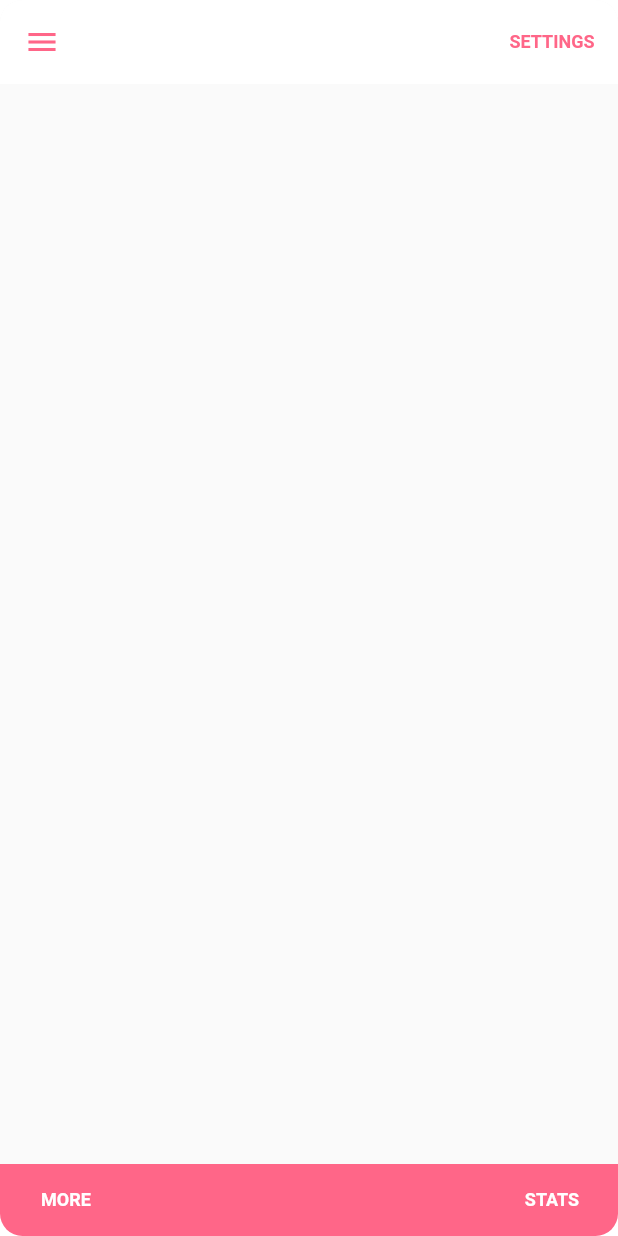
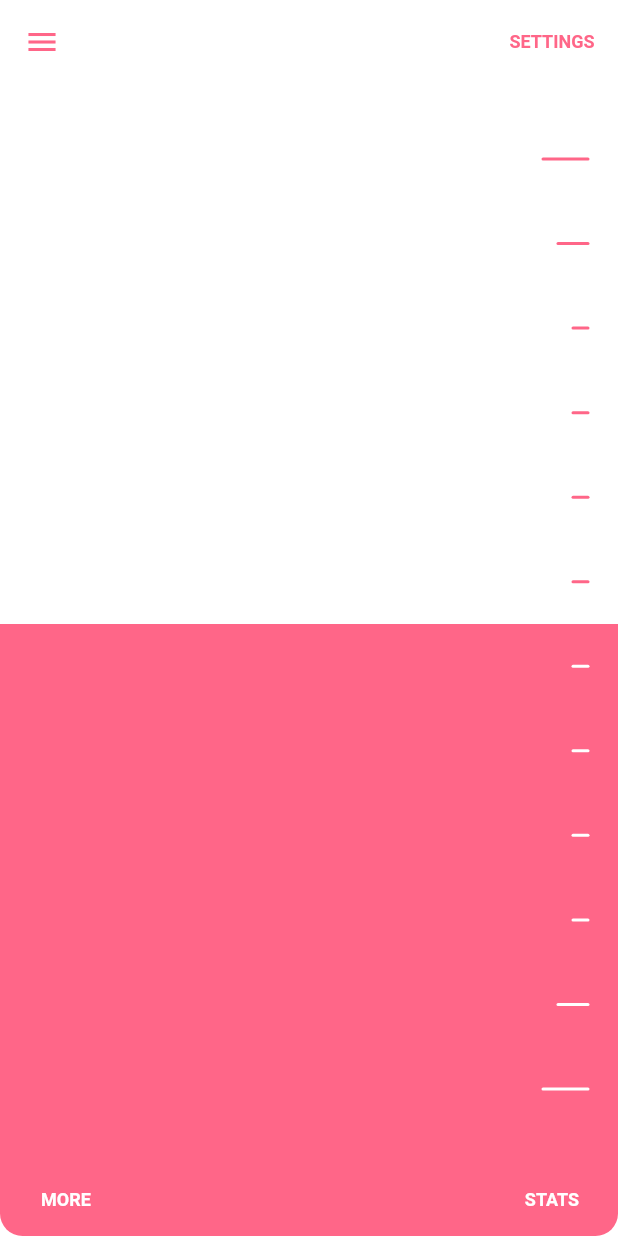
Before and after one commit to amarildolacerda/flutter_ui_challenge_springy_slider, a Flutter app: the screen it shows after launch, on a phone screen of 412 x 824 dp. Run offline on Flutter 3.47's test engine with Material 2 defaults, Android fonts, the phone set to English and light mode, and no system bars.

Commit message:
Create light and dark slider marks and setup for clipping.

```diff
--- a/lib/main.dart
+++ b/lib/main.dart
@@ -1,3 +1,5 @@
+import 'dart:ui';
+
 import 'package:flutter/material.dart';
 
 void main() => runApp(new MyApp());
@@ -9,6 +11,7 @@ class MyApp extends StatelessWidget {
       title: 'Springy Slider',
       theme: new ThemeData(
         primaryColor: const Color(0xFFFF6688),
+        scaffoldBackgroundColor: Colors.white,
       ),
       home: new MyHomePage(),
     );
@@ -60,7 +63,13 @@ class _MyHomePageState extends State<MyHomePage> {
         ),
         body: new Column(
           children: <Widget>[
-            new Expanded(child: new Container()),
+            new Expanded(
+              child: new SpringySlider(
+                markCount: 12,
+                positiveColor: Theme.of(context).primaryColor,
+                negativeColor: Theme.of(context).scaffoldBackgroundColor,
+              ),
+            ),
             new Container(
               color: Theme.of(context).primaryColor,
               child: new Row(
@@ -77,3 +86,160 @@ class _MyHomePageState extends State<MyHomePage> {
     );
   }
 }
+
+class SpringySlider extends StatefulWidget {
+  final int markCount;
+  final Color positiveColor;
+  final Color negativeColor;
+
+  SpringySlider({
+    this.markCount = 10,
+    this.positiveColor,
+    this.negativeColor,
+  });
+
+  @override
+  _SpringySliderState createState() => new _SpringySliderState();
+}
+
+class _SpringySliderState extends State<SpringySlider> {
+  @override
+  Widget build(BuildContext context) {
+    return new Stack(
+      children: <Widget>[
+        new SliderMarks(
+          markCount: widget.markCount,
+          color: widget.positiveColor,
+          paddingTop: 50.0,
+          paddingBottom: 50.0,
+        ),
+        new LayoutBuilder(
+          builder: (BuildContext context, BoxConstraints constraints) {
+            return new ClipPath(
+              clipper: new SliderClipper(),
+              child: new Stack(
+                children: <Widget>[
+                  new Container(
+                    color: widget.positiveColor,
+                  ),
+                  new SliderMarks(
+                    markCount: widget.markCount,
+                    color: widget.negativeColor,
+                    paddingTop: 50.0,
+                    paddingBottom: 50.0,
+                  ),
+                ],
+              ),
+            );
+          },
+        ),
+      ],
+    );
+  }
+}
+
+class SliderMarks extends StatelessWidget {
+  final int markCount;
+  final Color color;
+  final double paddingTop;
+  final double paddingBottom;
+
+  SliderMarks({
+    this.markCount,
+    this.color,
+    this.paddingTop,
+    this.paddingBottom,
+  });
+
+  @override
+  Widget build(BuildContext context) {
+    return new CustomPaint(
+      painter: new SliderMarksPainter(
+        markCount: markCount,
+        color: color,
+        markThickness: 2.0,
+        paddingRight: 20.0,
+        paddingTop: paddingTop,
+        paddingBottom: paddingBottom,
+      ),
+      child: new Container(),
+    );
+  }
+}
+
+class SliderMarksPainter extends CustomPainter {
+  final double largeMarkWidth = 30.0;
+  final double smallMarkWidth = 10.0;
+
+  final int markCount;
+  final Color color;
+  final double markThickness;
+  final double paddingTop;
+  final double paddingBottom;
+  final double paddingRight;
+  final Paint markPaint;
+
+  SliderMarksPainter({
+    this.markCount,
+    this.color,
+    this.markThickness,
+    this.paddingTop = 0.0,
+    this.paddingBottom = 0.0,
+    this.paddingRight = 0.0,
+  }) : markPaint = new Paint()
+          ..color = color
+          ..strokeWidth = markThickness
+          ..style = PaintingStyle.stroke
+          ..strokeCap = StrokeCap.round;
+
+  @override
+  void paint(Canvas canvas, Size size) {
+    final paintHeight = size.height - paddingTop - paddingBottom;
+    final gap = paintHeight / (markCount - 1);
+
+    for (int i = 0; i < markCount; ++i) {
+      double markWidth = smallMarkWidth;
+      if (i == 0 || i == markCount - 1) {
+        markWidth = largeMarkWidth;
+      } else if (i == 1 || i == markCount - 2) {
+        markWidth = lerpDouble(smallMarkWidth, largeMarkWidth, 0.5);
+      }
+
+      double markY = i * gap + paddingTop;
+
+      canvas.drawLine(
+        new Offset(size.width - paddingRight - markWidth, markY),
+        new Offset(size.width - paddingRight, markY),
+        markPaint,
+      );
+    }
+  }
+
+  @override
+  bool shouldRepaint(CustomPainter oldDelegate) {
+    return false;
+  }
+}
+
+class SliderClipper extends CustomClipper<Path> {
+  @override
+  Path getClip(Size size) {
+    Path compositePath = new Path();
+
+    compositePath.addRect(
+      new Rect.fromLTWH(
+        0.0,
+        size.height / 2,
+        size.width,
+        size.height / 2,
+      ),
+    );
+
+    return compositePath;
+  }
+
+  @override
+  bool shouldReclip(CustomClipper<Path> oldClipper) {
+    return true;
+  }
+}
```
